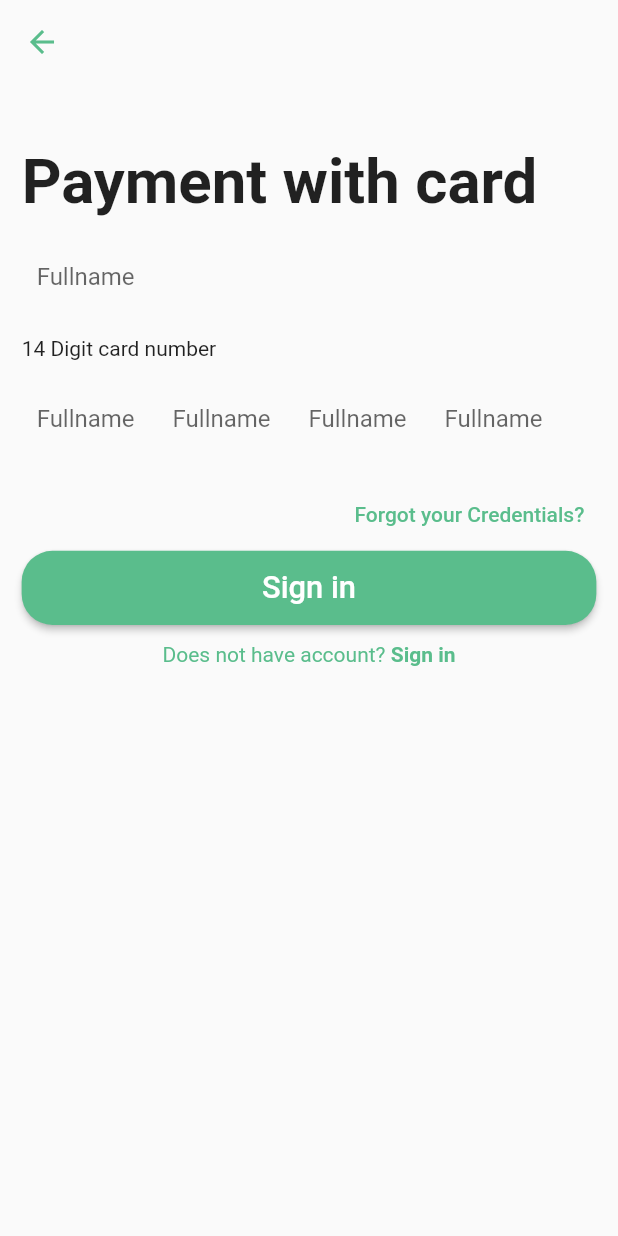
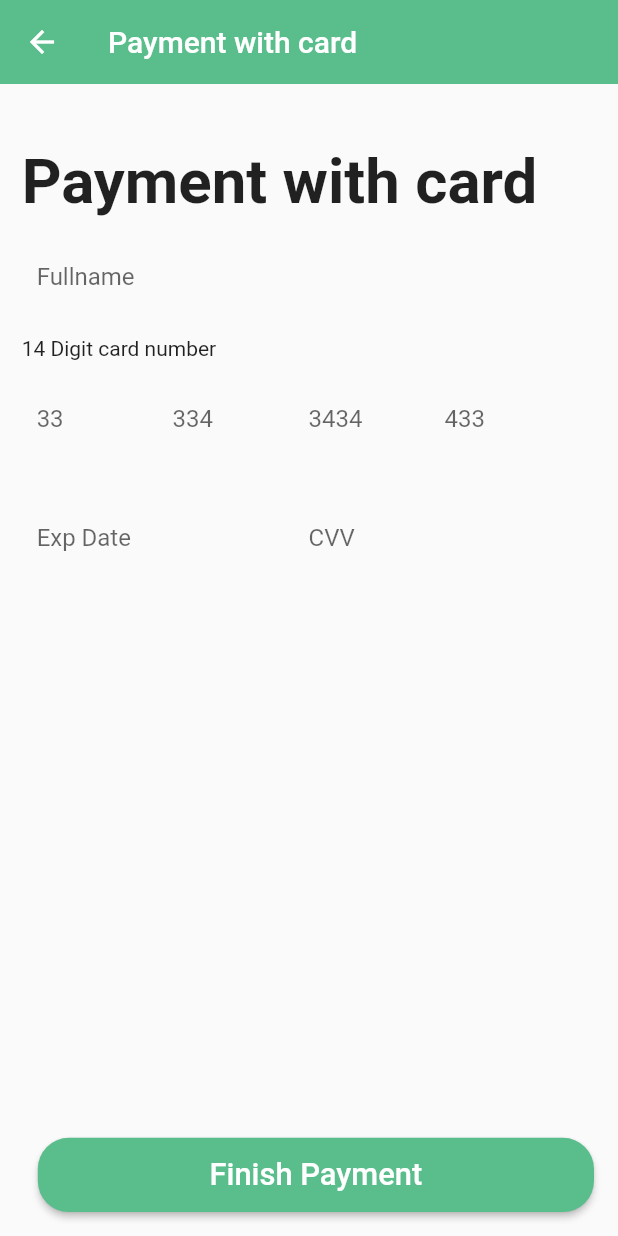
Before and after one commit to shahzebnaqvi/Car-Booking, a Flutter app: the Pay screen opened directly, on a phone screen of 412 x 824 dp. Run offline on Flutter 3.47's test engine with Material 2 defaults, Android fonts, the phone set to English and light mode, and no system bars; our stand-ins replace get, lottie; missing offline and left inert: animation_wrappers.

Commit message:
Hackaton Application

```diff
--- a/lib/constant.dart/splash.dart
+++ b/lib/constant.dart/splash.dart
@@ -1,3 +1,4 @@
+import 'package:bookcar/constant.dart/constant.dart';
 import 'package:bookcar/screens/auth/login.dart';
 import 'package:bookcar/screens/auth/loginhome.dart';
 import 'package:flutter/material.dart';
@@ -15,6 +16,7 @@ class _SplashScreenState extends State<SplashScreen> {
   Widget build(BuildContext context) {
     final screenSize = MediaQuery.of(context).size;
     return Scaffold(
+      backgroundColor: Constants.mainColor,
       body: Container(
         width: screenSize.width,
         height: screenSize.height,
--- a/lib/screens/pay.dart
+++ b/lib/screens/pay.dart
@@ -18,15 +18,15 @@ class _PayState extends State<Pay> {
   Widget build(BuildContext context) {
     return Scaffold(
       appBar: AppBar(
-          backgroundColor: Colors.transparent,
+        backgroundColor: Constants.mainColor,
         elevation: 0,
+        title: Text("Payment with card"),
         leading: InkWell(
           onTap: () {
             Navigator.pop(context);
           },
           child: Icon(
             Icons.arrow_back,
-              color: Constants.mainColor,
           ),
         ),
       ),
@@ -64,7 +64,7 @@ class _PayState extends State<Pay> {
                         cursorColor: Constants.blackcolor,
                         decoration: InputDecoration(
                           border: InputBorder.none,
-                            labelText: 'Fullname',
+                          labelText: '33',
                         )),
                   ),
                   Container(
@@ -74,7 +74,7 @@ class _PayState extends State<Pay> {
                         cursorColor: Constants.blackcolor,
                         decoration: InputDecoration(
                           border: InputBorder.none,
-                            labelText: 'Fullname',
+                          labelText: '334',
                         )),
                   ),
                   Container(
@@ -84,7 +84,7 @@ class _PayState extends State<Pay> {
                         cursorColor: Constants.blackcolor,
                         decoration: InputDecoration(
                           border: InputBorder.none,
-                            labelText: 'Fullname',
+                          labelText: '3434',
                         )),
                   ),
                   Container(
@@ -94,25 +94,39 @@ class _PayState extends State<Pay> {
                         cursorColor: Constants.blackcolor,
                         decoration: InputDecoration(
                           border: InputBorder.none,
-                            labelText: 'Fullname',
+                          labelText: '433',
                         )),
                   )
                 ],
               ),
+              Row(
+                children: [
                   Container(
-                    alignment: Alignment.topRight,
-                    child: TextButton(
-                        onPressed: () {
-                          Navigator.push(
-                              context,
-                              MaterialPageRoute(
-                                  builder: (context) => ForgetPassword()));
-                        },
-                        child: Text(
-                          'Forgot your Credentials?',
-                          style: TextStyle(color: Constants.mainColor),
-                        ))),
+                    width: MediaQuery.of(context).size.width * 0.44,
+                    padding: EdgeInsets.all(10),
+                    child: TextField(
+                        cursorColor: Constants.blackcolor,
+                        decoration: InputDecoration(
+                          border: InputBorder.none,
+                          labelText: 'Exp Date',
+                        )),
+                  ),
                   Container(
+                    width: MediaQuery.of(context).size.width * 0.44,
+                    padding: EdgeInsets.all(10),
+                    child: TextField(
+                        cursorColor: Constants.blackcolor,
+                        decoration: InputDecoration(
+                          border: InputBorder.none,
+                          labelText: 'CVV',
+                        )),
+                  ),
+                ],
+              ),
+            ])),
+      ),
+      floatingActionButton: Container(
+        width: MediaQuery.of(context).size.width * 0.9,
         child: ElevatedButton(
           style: ElevatedButton.styleFrom(
               primary: Constants.mainColor,
@@ -126,40 +140,17 @@ class _PayState extends State<Pay> {
                       0.06) // put the width and height you want
               ),
           onPressed: () {
-                      Navigator.push(context,
-                          MaterialPageRoute(builder: (context) => Home()));
+            Navigator.push(
+                context, MaterialPageRoute(builder: (context) => Home()));
           },
           child: Text(
-                      "Sign in",
+            "Finish Payment",
             style: TextStyle(
               fontSize: MediaQuery.of(context).size.width * 0.05,
             ),
           ),
         ),
       ),
-                Container(
-                  padding: EdgeInsets.only(
-                      top: MediaQuery.of(context).size.height * 0.014),
-                  child: RichText(
-                      textAlign: TextAlign.center,
-                      text: TextSpan(
-                          text: 'Does not have account? ',
-                          style: TextStyle(color: Constants.mainColor),
-                          children: <TextSpan>[
-                            new TextSpan(
-                              text: 'Sign in',
-                              style: TextStyle(fontWeight: FontWeight.bold),
-                              recognizer: new TapGestureRecognizer()
-                                ..onTap = () {
-                                  Navigator.push(
-                                      context,
-                                      MaterialPageRoute(
-                                          builder: (context) => Signup()));
-                                },
-                            ),
-                          ])),
-                ),
-              ])),
-        ));
+    );
   }
 }
--- a/lib/screens/productdetail.dart
+++ b/lib/screens/productdetail.dart
@@ -44,19 +44,19 @@ class _ProductdetailState extends State<Productdetail> {
               margin: EdgeInsets.all(
                 MediaQuery.of(context).size.width * 0.06,
               ),
-              height: MediaQuery.of(context).size.height * .5,
+              height: MediaQuery.of(context).size.height * .3,
               width: MediaQuery.of(context).size.width,
               decoration: BoxDecoration(
                 borderRadius: BorderRadius.circular(10),
-                color: Constants.lightColor,
-                boxShadow: [
-                  BoxShadow(
-                    color: Colors.grey.withOpacity(0.5),
-                    spreadRadius: 5,
-                    blurRadius: 7,
-                    offset: Offset(0, 3), // changes position of shadow
-                  ),
-                ],
+                // color: Constants.lightColor,
+                // boxShadow: [
+                //   BoxShadow(
+                //     color: Colors.grey.withOpacity(0.5),
+                //     spreadRadius: 5,
+                //     blurRadius: 7,
+                //     offset: Offset(0, 3), // changes position of shadow
+                //   ),
+                // ],
                 image: DecorationImage(
                   image: AssetImage("assets/c3.png"),
                   // fit: BoxFit.fill,
```
Lines whose indentation alone changed are shown as unchanged.
